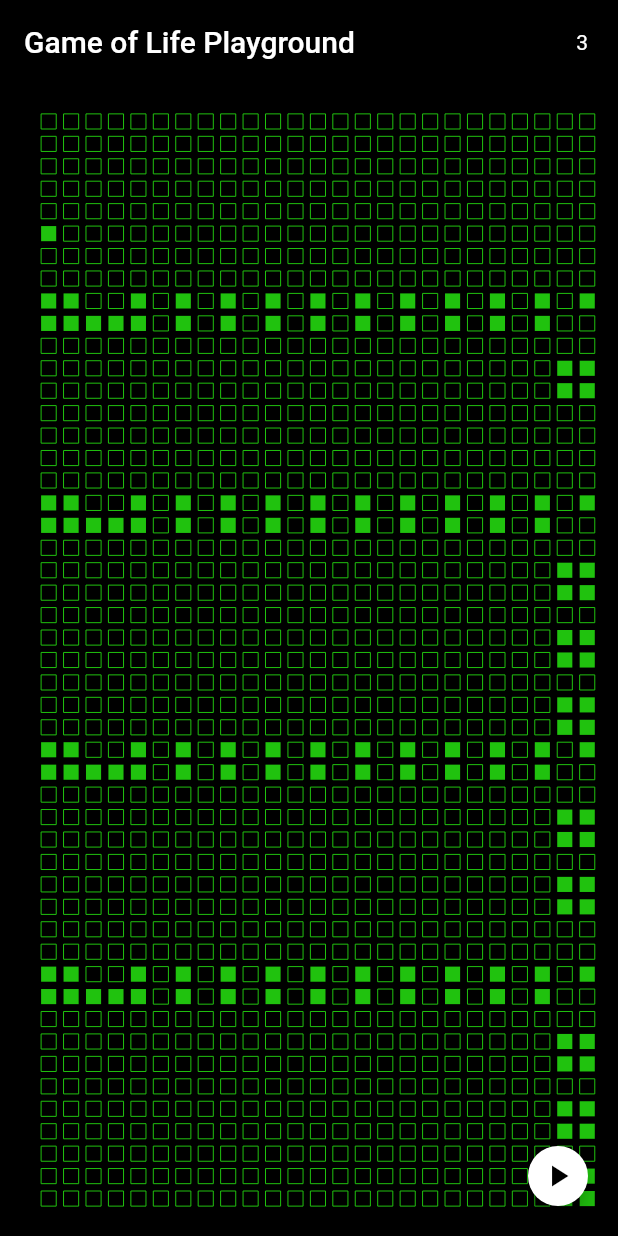
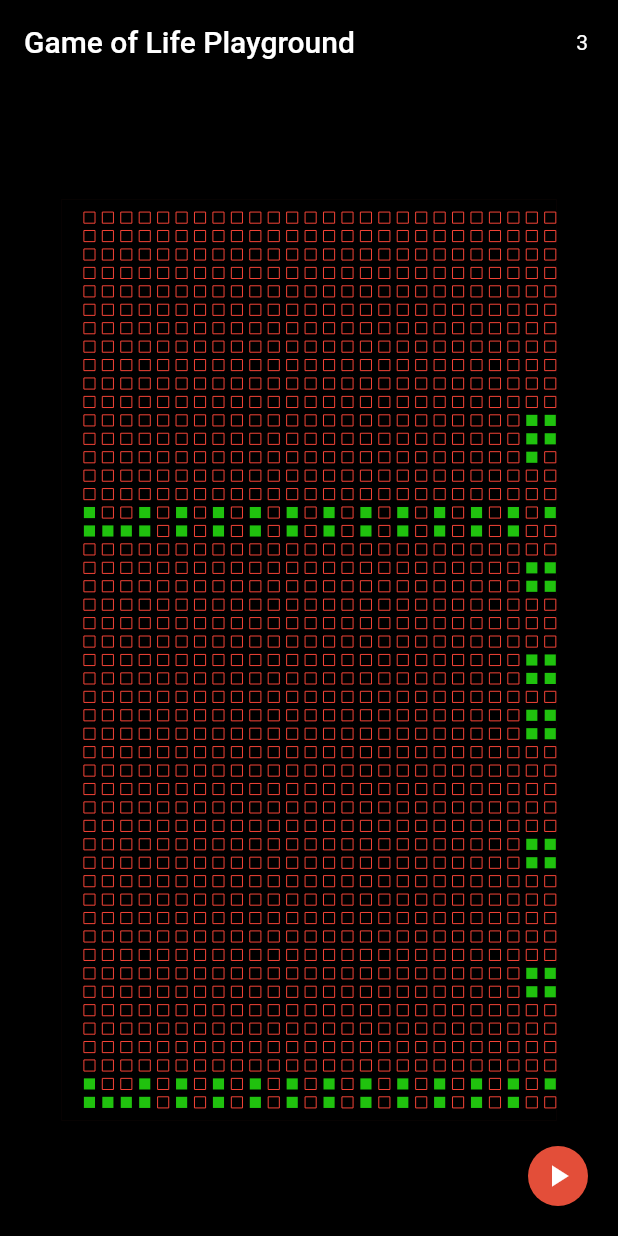
Before and after one commit to victoreronmosele/game-of-life, a Flutter app: the screen it shows after launch, after a tap on the "play arrow" icon, on a phone screen of 412 x 824 dp. Run offline on Flutter 3.47's test engine with Material 2 defaults, Android fonts, the phone set to English and light mode, and no system bars.

Commit message:
Change color and add transform on vertical drag

```diff
--- a/lib/main.dart
+++ b/lib/main.dart
@@ -11,7 +11,7 @@ import 'package:game_of_life_playground/rule.dart';
 void main() => runApp(MyApp());
 
 class MyApp extends StatelessWidget {
-  String title = 'Game of Life Playground';
+  final String title = 'Game of Life Playground';
   @override
   Widget build(BuildContext context) {
     return MaterialApp(
@@ -25,14 +25,16 @@ class MyApp extends StatelessWidget {
 }
 
 class GameOfLifePlayground extends StatefulWidget {
+  final String title;
+
   GameOfLifePlayground({Key key, this.title}) : super(key: key);
-  final String title;
 
   @override
   _GameOfLifePlaygroundState createState() => _GameOfLifePlaygroundState();
 }
 
-class _GameOfLifePlaygroundState extends State<GameOfLifePlayground> {
+class _GameOfLifePlaygroundState extends State<GameOfLifePlayground>
+    with SingleTickerProviderStateMixin {
   GlobalKey _customPaintKey = GlobalKey();
   final double _screenPadding = 10.0;
   final int _numberOfBoxRows = 50;
@@ -40,18 +42,44 @@ class _GameOfLifePlaygroundState extends State<GameOfLifePlayground> {
   List<Cell> _listOfCells = [];
   double _boxHeightDimension;
   int generation = 0;
-  Duration interval;
+  Duration interval = Duration(milliseconds: 500);
+  bool _isGameRunning;
+  bool _minimizeGame;
+  DragUpdateDetails _dragUpdateDetails;
+
+  AnimationController _animationController;
+  Animation<Color> _colorAnimation;
+  final ColorTween _colorTween =
+      ColorTween(begin: Colors.green, end: Colors.red);
 
   @override
   void initState() {
     super.initState();
+
+    _animationController =
+        AnimationController(vsync: this, duration: Duration(seconds: 1));
+    _colorAnimation = _colorTween.animate(_animationController);
+
+    _isGameRunning = false;
+    _minimizeGame = true;
     WidgetsBinding.instance.addPostFrameCallback(_getCustomPaintSize);
     WidgetsBinding.instance.addPostFrameCallback(getListOfCells);
   }
 
   void _startGame() {
-    interval = Duration(milliseconds: 500);
+    if (_isGameRunning) {
+      _animationController.reverse();
+      setState(() {
+        _isGameRunning = false;
+      });
+    } else {
+      _animationController.forward();
+      setState(() {
+        _isGameRunning = true;
+      });
+
       Timer.periodic(interval, (Timer t) => _runThroughGeneration());
+    }
   }
 
   _runThroughGeneration() {
@@ -140,8 +168,26 @@ class _GameOfLifePlaygroundState extends State<GameOfLifePlayground> {
             )
           ],
         ),
-        body: Padding(
-          padding: EdgeInsets.all(_screenPadding),
+        body: GestureDetector(
+          onVerticalDragUpdate: (DragUpdateDetails dragUpdateDetails) {
+            _dragUpdateDetails = dragUpdateDetails;
+          },
+          onVerticalDragEnd: (DragEndDetails dragEndDetails) {
+            if (_isVerticalDragDirectionNegative()) {
+              _minimizeGame = true;
+            } else {
+              _minimizeGame = false;
+            }
+
+            setState(() {});
+          },
+          onVerticalDragStart: (DragStartDetails dragStartDetails) {},
+          onVerticalDragCancel: () {},
+          onVerticalDragDown: (_) {},
+          child: Transform.scale(
+            scale: _minimizeGame ? 0.8 : 1.0,
+            child: Container(
+              color: _colorAnimation.value.withOpacity(0.2),
               child: Container(
                 color: Colors.black,
                 child: CustomPaint(
@@ -155,17 +201,26 @@ class _GameOfLifePlaygroundState extends State<GameOfLifePlayground> {
                 ),
               ),
             ),
-        floatingActionButton: FloatingActionButton(
-          backgroundColor: Colors.white,
-          foregroundColor: Colors.black,
+          ),
+        ),
+        floatingActionButton: AnimatedOpacity(
+          duration: Duration(seconds: 1),
+          opacity: _minimizeGame ? 1.0 : 0.0,
+          child: FloatingActionButton(
+            backgroundColor: _colorAnimation.value,
+            foregroundColor: Colors.white,
             mini: true,
             onPressed: _startGame,
             tooltip: 'Start Game',
             child: Icon(Icons.play_arrow),
           ),
         ),
+      ),
     );
   }
+
+  bool _isVerticalDragDirectionNegative() =>
+      _dragUpdateDetails.delta.direction.isNegative;
 }
 
 class GameOfLifePainter extends CustomPainter {
@@ -190,7 +245,9 @@ class GameOfLifePainter extends CustomPainter {
     for (var i = 0; i < listOfCells.length; i++) {
       Cell currentCell = listOfCells.elementAt(i);
       final paint = Paint()
-        ..color = AppColors.hackerGreen
+        ..color = currentCell.cellState == CellState.alive
+            ? AppColors.hackerGreen
+            : Colors.red
         ..style = currentCell.cellState == CellState.alive
             ? PaintingStyle.fill
             : PaintingStyle.stroke;
```
Also changed, not shown: 3 other files. Lines whose indentation alone changed are shown as unchanged.
